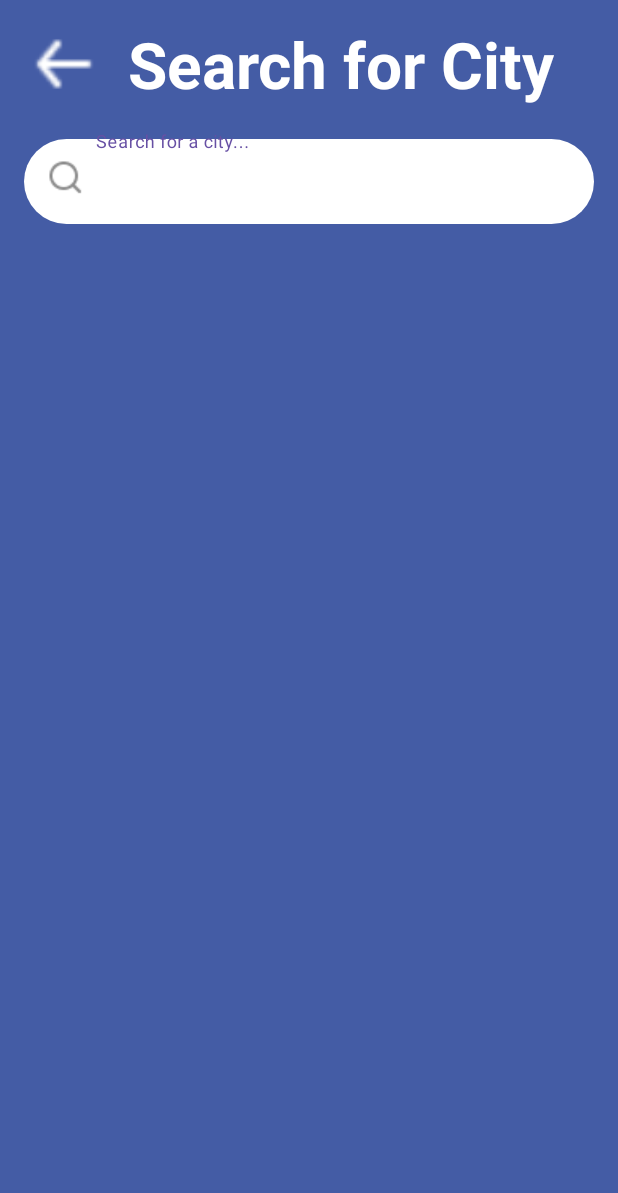
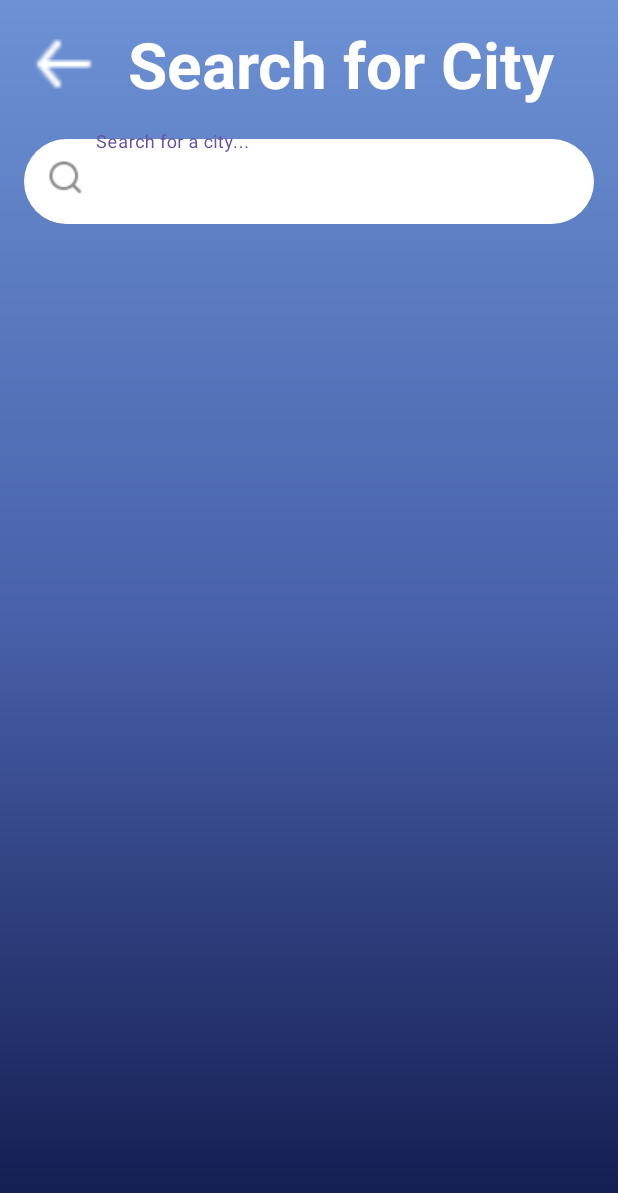
Before and after one commit to cosmodesant49/Weather_App, an Android app: the screen it shows after launch (CreateActivity), after a tap on an icon or button, on a phone screen of 412 x 824 dp. Shown: the top 1193 px of the screen. Run offline under Robolectric (Android 15) with nearby library versions, the phone set to English and light mode, and no system bars; our stand-ins replace Room's generated code.

```diff
--- a/app/src/main/java/com/geeks/weather/WeatherAdapter.kt
+++ b/app/src/main/java/com/geeks/weather/WeatherAdapter.kt
@@ -1,5 +1,4 @@
 package com.geeks.weather
-
 
 import android.annotation.SuppressLint
 import android.view.LayoutInflater
@@ -8,8 +7,10 @@ import androidx.recyclerview.widget.RecyclerView
 import com.geeks.weather.databinding.ItemCityBinding
 import com.geeks.weather.model.WeatherModel
 
-class WeatherAdapter(private val list: List<WeatherModel>) :
-    RecyclerView.Adapter<WeatherAdapter.ViewHolder>() {
+class WeatherAdapter(
+    private val list: MutableList<WeatherModel>,
+    private val onLongClickItem: (weather: WeatherModel) -> Unit
+) : RecyclerView.Adapter<WeatherAdapter.ViewHolder>() {
 
     override fun onCreateViewHolder(parent: ViewGroup, viewType: Int): ViewHolder {
         val binding = ItemCityBinding.inflate(LayoutInflater.from(parent.context), parent, false)
@@ -23,12 +24,15 @@ class WeatherAdapter(private val list: List<WeatherModel>) :
         holder.bind(city)
     }
 
-    class ViewHolder(private val binding: ItemCityBinding) : RecyclerView.ViewHolder(binding.root) {
+    inner class ViewHolder(private val binding: ItemCityBinding) : RecyclerView.ViewHolder(binding.root) {
         @SuppressLint("SetTextI18n")
-        fun bind(weatherModel: WeatherModel,) {
-                with(binding) {
-                    tvCity.text = weatherModel.name
-                    tvTemp.text = "${weatherModel.main.temp.toInt()}°"
+        fun bind(weatherModel: WeatherModel) {
+            with(binding) {
+                tvCity.text = weatherModel.name
+                tvTemp.text = "${weatherModel.main.temp.toInt()}°"
+                itemView.setOnClickListener {
+                    onLongClickItem(list[adapterPosition])
+                }
             }
         }
     }
--- a/app/src/main/java/com/geeks/weather/db/WeatherDao.kt
+++ b/app/src/main/java/com/geeks/weather/db/WeatherDao.kt
@@ -1,6 +1,7 @@
 package com.geeks.weather.db
 
 import androidx.room.Dao
+import androidx.room.Delete
 import androidx.room.Insert
 import androidx.room.OnConflictStrategy
 import androidx.room.Query
@@ -11,9 +12,12 @@ interface WeatherDao {
     @Query("SELECT * FROM weather")
     fun getAllWeather(): List<WeatherEntity>
 
+
+
     @Insert(onConflict = OnConflictStrategy.REPLACE)
     fun insertWeather(weather: WeatherEntity)
 
-    @Query("DELETE FROM weather")
-    fun deleteAllWeather()
+    @Delete
+    fun deleteAllWeather(vararg weatherEntities: WeatherEntity)
+
 }
--- /dev/null
+++ b/app/src/main/res/drawable/gradient_background.xml
@@ -0,0 +1,11 @@
+<shape xmlns:android="http://schemas.android.com/apk/res/android" android:shape="rectangle" >
+    <gradient
+        android:startColor="#6c91d4"
+        android:centerColor="#4861aa"
+        android:endColor="#12194c"
+        android:angle="270"/>
+    <corners
+        android:radius="0dp"/>
+
+
+</shape>
--- /dev/null
+++ b/app/src/main/res/drawable/ic_bin.xml
@@ -0,0 +1,5 @@
+<vector android:height="24dp" android:tint="#000000"
+    android:viewportHeight="24" android:viewportWidth="24"
+    android:width="24dp" xmlns:android="http://schemas.android.com/apk/res/android">
+    <path android:fillColor="@android:color/white" android:pathData="M19,4h-3.5l-1,-1h-5l-1,1L5,4v2h14zM6,7v12c0,1.1 0.9,2 2,2h8c1.1,0 2,-0.9 2,-2L18,7L6,7zM14,14v4h-4v-4L8,14l4,-4 4,4h-2z"/>
+</vector>
--- a/app/src/main/res/layout/activity_create.xml
+++ b/app/src/main/res/layout/activity_create.xml
@@ -4,7 +4,7 @@
     xmlns:tools="http://schemas.android.com/tools"
     android:layout_width="match_parent"
     android:layout_height="match_parent"
-    android:background="@color/blue">
+    android:background="@drawable/gradient_background">
 
     <TextView
         android:id="@+id/tv_search_for_city"
--- a/app/src/main/res/layout/activity_main.xml
+++ b/app/src/main/res/layout/activity_main.xml
@@ -4,14 +4,13 @@
     xmlns:tools="http://schemas.android.com/tools"
     android:layout_width="match_parent"
     android:layout_height="match_parent"
-    android:background="@color/blue"
+    android:background="@drawable/gradient_background"
     android:orientation="vertical"
     android:padding="16dp"
     >
     <androidx.constraintlayout.widget.ConstraintLayout
         android:layout_width="match_parent"
         android:layout_height="wrap_content"
-        android:background="@color/blue"
         android:gravity="center"
         android:padding="12dp">
 
@@ -20,6 +19,7 @@
             android:layout_width="wrap_content"
             android:layout_height="wrap_content"
             android:gravity="center"
+            android:layout_marginHorizontal="8dp"
             android:text="Regional Weather"
             android:textColor="@color/white"
             android:textSize="64px"
```
Also changed, not shown: app/src/main/java/com/geeks/weather/MainActivity.kt (+47 -5 lines), app/src/main/java/com/geeks/weather/db/App.kt (added, +20 -0 lines), app/src/main/res/layout/item_city.xml (+21 -9 lines).
